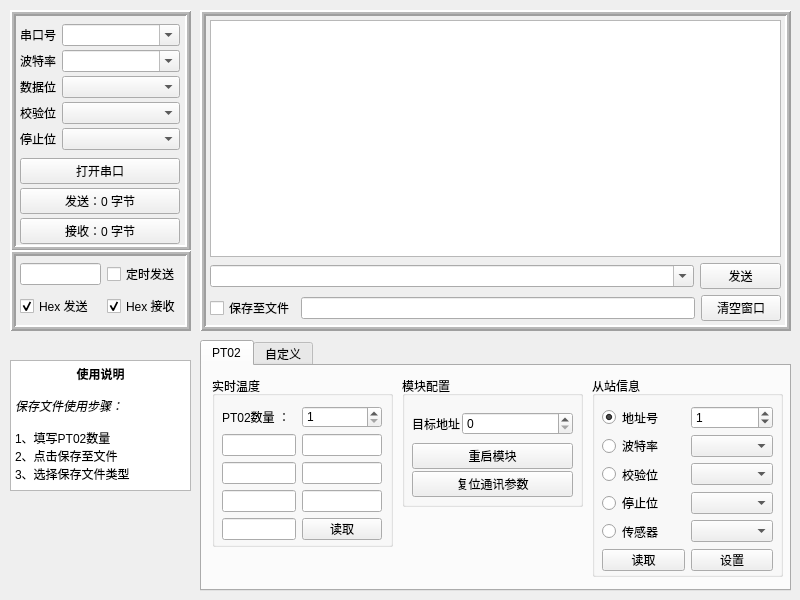
Qt form form/frmcomtool.ui (KingChenFY/SerialPortTool) before a commit.
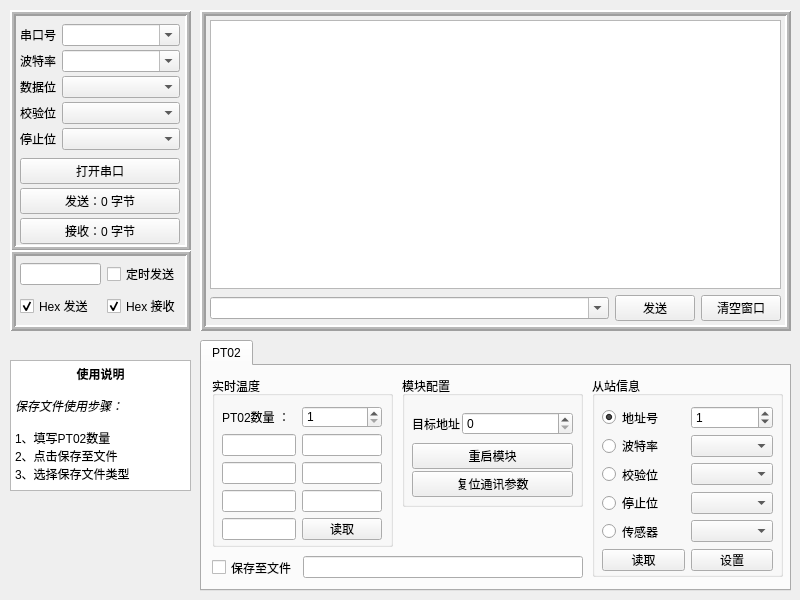
The same form after that commit. Custom widgets are drawn as their Qt base class.

The edit to the form file:
```diff
--- a/form/frmcomtool.ui
+++ b/form/frmcomtool.ui
@@ -208,7 +208,7 @@
       </widget>
      </item>
      <item>
-      <layout class="QHBoxLayout" name="horizontalLayout" stretch="6,1">
+      <layout class="QHBoxLayout" name="horizontalLayout" stretch="6,1,0">
        <property name="sizeConstraint">
         <enum>QLayout::SetNoConstraint</enum>
        </property>
@@ -229,30 +229,6 @@
          </property>
         </widget>
        </item>
-      </layout>
-     </item>
-     <item>
-      <layout class="QHBoxLayout" name="horizontalLayout_2" stretch="0,6,0">
-       <item>
-        <widget class="QCheckBox" name="checkBox_SaveInFile">
-         <property name="text">
-          <string>保存至文件</string>
-         </property>
-         <property name="tristate">
-          <bool>false</bool>
-         </property>
-        </widget>
-       </item>
-       <item>
-        <widget class="QLineEdit" name="lineEdit_SaveDir">
-         <property name="text">
-          <string/>
-         </property>
-         <property name="readOnly">
-          <bool>true</bool>
-         </property>
-        </widget>
-       </item>
        <item>
         <widget class="QPushButton" name="pushButton_ClearTxtMain">
          <property name="text">
@@ -587,11 +563,38 @@
       </layout>
      </widget>
     </widget>
-   </widget>
-   <widget class="QWidget" name="tab2">
-    <attribute name="title">
-     <string>自定义</string>
-    </attribute>
+    <widget class="QWidget" name="">
+     <property name="geometry">
+      <rect>
+       <x>10</x>
+       <y>190</y>
+       <width>371</width>
+       <height>23</height>
+      </rect>
+     </property>
+     <layout class="QHBoxLayout" name="horizontalLayout_2" stretch="0,0">
+      <item>
+       <widget class="QCheckBox" name="checkBox_SaveInFile">
+        <property name="text">
+         <string>保存至文件</string>
+        </property>
+        <property name="tristate">
+         <bool>false</bool>
+        </property>
+       </widget>
+      </item>
+      <item>
+       <widget class="QLineEdit" name="lineEdit_SaveDir">
+        <property name="text">
+         <string/>
+        </property>
+        <property name="readOnly">
+         <bool>true</bool>
+        </property>
+       </widget>
+      </item>
+     </layout>
+    </widget>
    </widget>
   </widget>
   <widget class="QTextEdit" name="textEdit">
```
